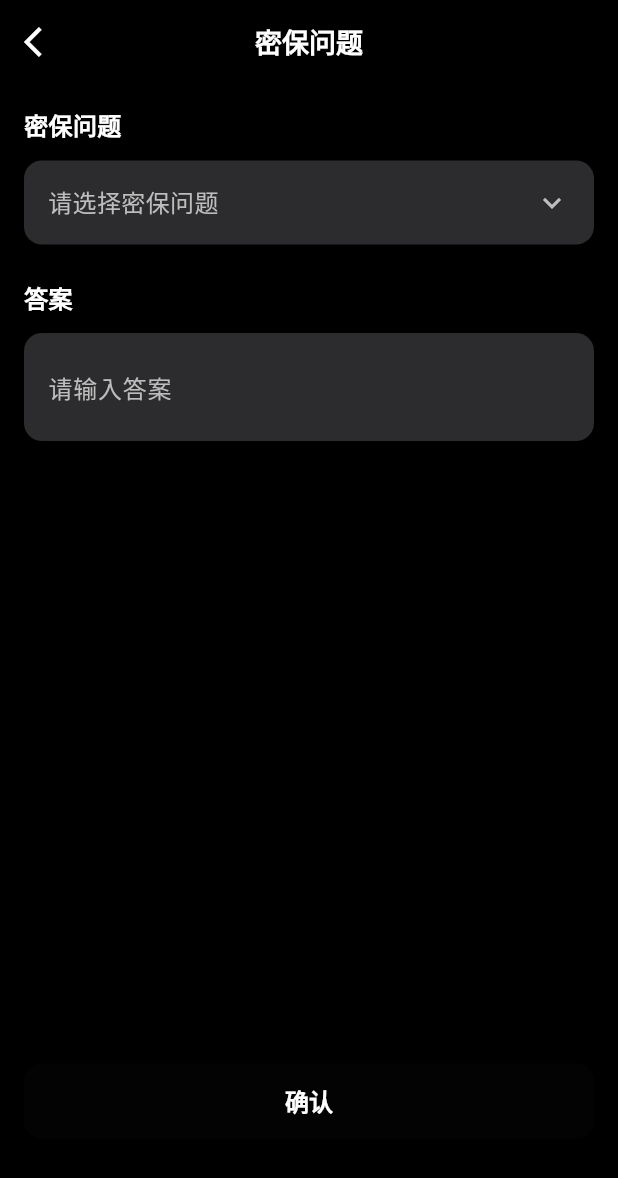
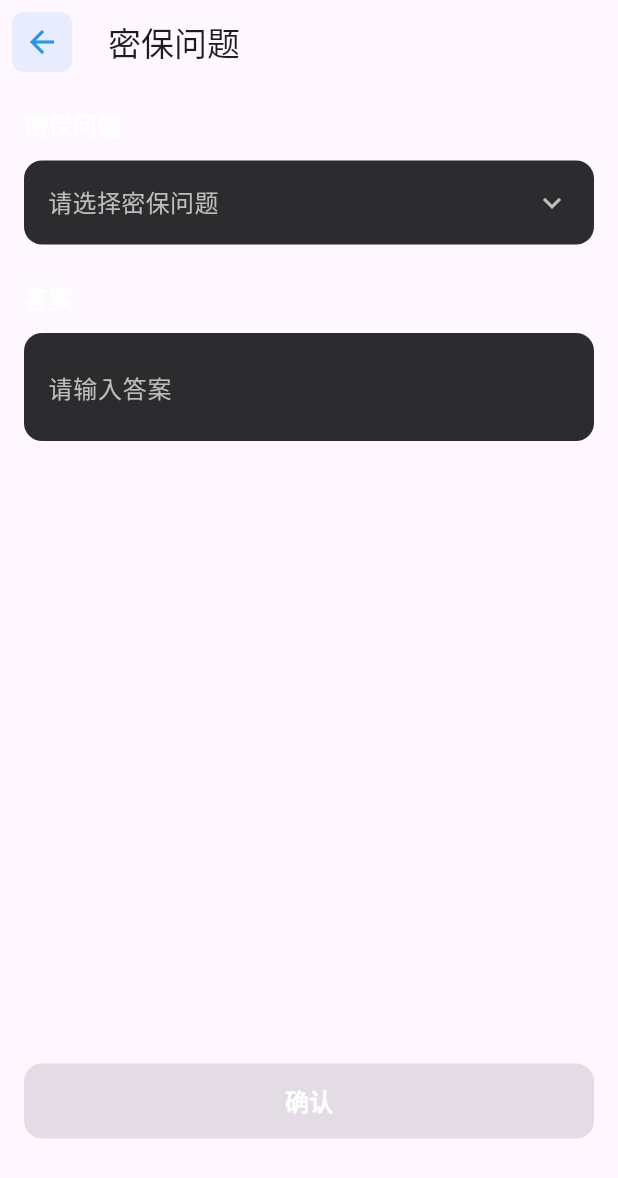
Before and after one commit to zhengju/flutter_privatealbum, a Flutter app: the SecurityQuestionPage screen opened by its route, on a phone screen of 412 x 824 dp. Shown: the top 1178 px of the screen. Run offline on Flutter 3.47's test engine with Material 3 defaults, Android fonts, the phone set to English and light mode, and no system bars; our stand-ins replace go_router.

Commit message:
修改UI风格

```diff
--- a/lib/about_qa.dart
+++ b/lib/about_qa.dart
@@ -33,17 +33,32 @@ class _AboutQAPageState extends State<AboutQAPage> {
           child: IconButton(
             icon: Icon(Icons.arrow_back, color: Colors.blue),
             onPressed: () async {
+              final currentContext = context;
+
+              // 1. 异步操作开始前检查
+              if (!currentContext.mounted) return;
+
               try {
-                // 调用iOS原生方法
+                // 2. 执行异步操作
                 final result = await _channel.invokeMethod('dismiss', {
                   'url': "",
                 });
+
+                // 3. 异步操作完成后检查
+                if (!currentContext.mounted) return;
+
+                // 4. 处理成功结果
                 if (kDebugMode) {
                   print('iOS返回结果: $result');
                 }
               } catch (e) {
                 debugPrint('调用iOS方法错误: $e');
-                context.go('/');
+
+                // 5. 错误处理前检查
+                if (!currentContext.mounted) return;
+
+                // 6. 处理错误
+                currentContext.go('/');
               }
             },
           ),
--- a/lib/securityquestion_page.dart
+++ b/lib/securityquestion_page.dart
@@ -14,6 +14,7 @@ class SecurityQuestionPage extends StatefulWidget {
   });
 
   @override
+  // ignore: library_private_types_in_public_api
   _SecurityQuestionPageState createState() => _SecurityQuestionPageState();
 }
 
@@ -54,12 +55,18 @@ class _SecurityQuestionPageState extends State<SecurityQuestionPage> {
   Widget build(BuildContext context) {
     return Scaffold(
       resizeToAvoidBottomInset: false, // 关键：禁止键盘调整布局
-      backgroundColor: Colors.black,
+      // backgroundColor: Colors.black,
       appBar: AppBar(
-        backgroundColor: Colors.black,
-        elevation: 0,
-        leading: IconButton(
-          icon: Icon(Icons.arrow_back_ios, color: Colors.white),
+        title: Text("密保问题"),
+        leading: Container(
+          margin: EdgeInsets.all(8),
+          decoration: BoxDecoration(
+            // ignore: deprecated_member_use
+            color: Colors.blue.withOpacity(0.1),
+            borderRadius: BorderRadius.circular(8),
+          ),
+          child: IconButton(
+            icon: Icon(Icons.arrow_back, color: Colors.blue),
             onPressed: () async {
               final currentContext = context;
 
@@ -90,15 +97,7 @@ class _SecurityQuestionPageState extends State<SecurityQuestionPage> {
               }
             },
           ),
-        title: Text(
-          '密保问题',
-          style: TextStyle(
-            color: Colors.white,
-            fontSize: 18,
-            fontWeight: FontWeight.w600,
         ),
-        ),
-        centerTitle: true,
       ),
       body: Padding(
         padding: EdgeInsets.all(16.0),
```
Lines whose indentation alone changed are shown as unchanged.
